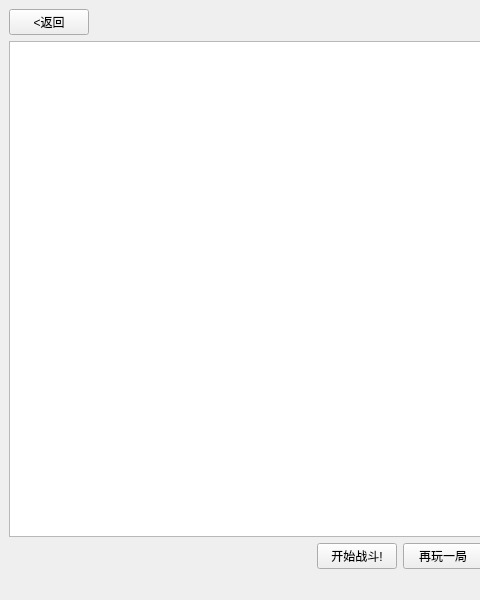
Dashu-Li/USTCNameBattle, file USTC名字大作战/GameWindow.ui: the form before one commit; both pictures show x 0 to 480 and y 0 to 600 of the 800 by 600 pixel window.
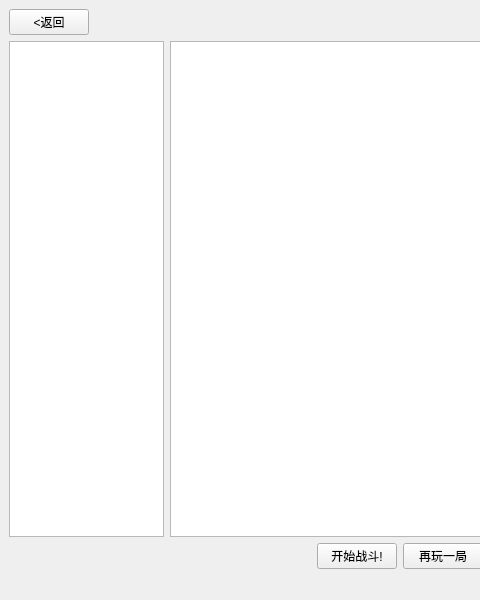
The form after the commit.

Diff of the .ui file:
```diff
--- a/USTC名字大作战/GameWindow.ui
+++ b/USTC名字大作战/GameWindow.ui
@@ -40,7 +40,14 @@
      </layout>
     </item>
     <item>
+     <layout class="QHBoxLayout" name="horizontalLayout" stretch="1,4">
+      <item>
+       <widget class="QTextBrowser" name="statusBrowser"/>
+      </item>
+      <item>
      <widget class="QTextEdit" name="battleEdit"/>
+      </item>
+     </layout>
     </item>
     <item>
      <layout class="QHBoxLayout" name="horizontalLayout_4">
```
Lines whose indentation alone changed are shown as unchanged.
